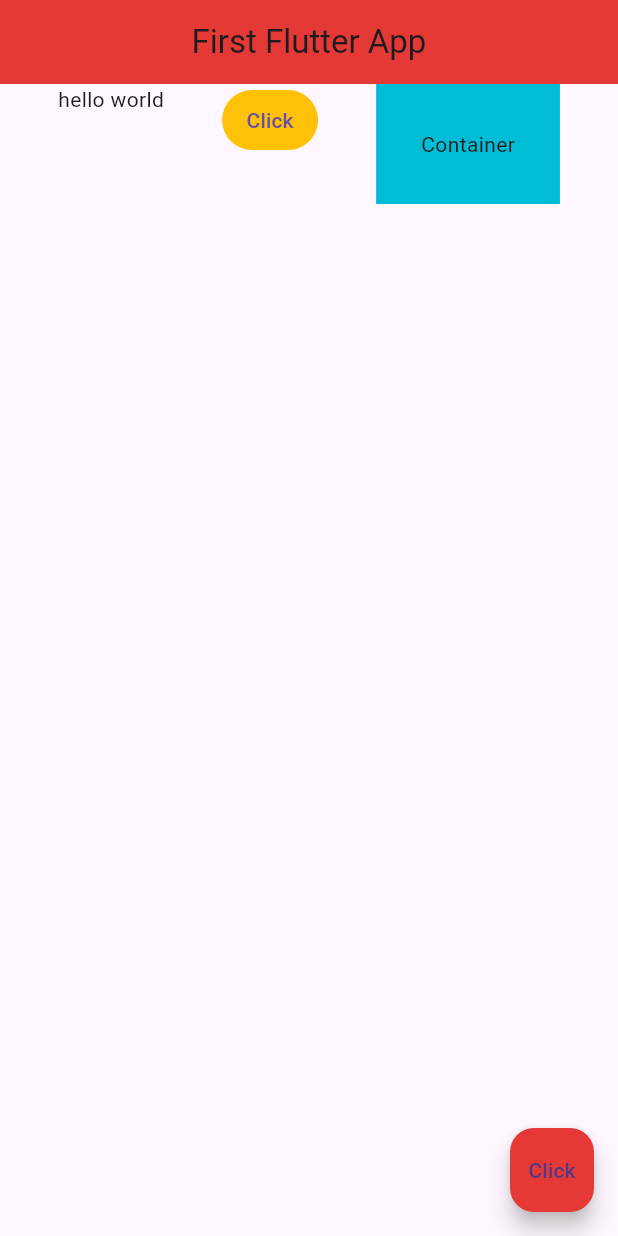
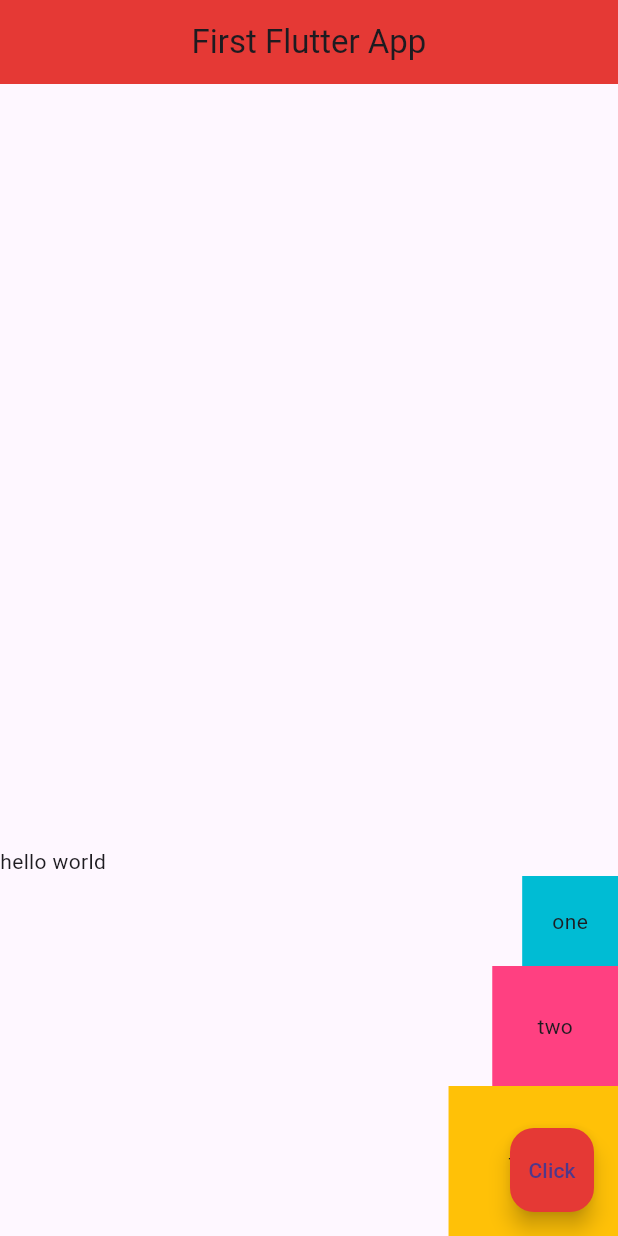
Before and after one commit to OwenLin-lwc/first_flutter_app, a Flutter app: the screen it shows after launch, on a phone screen of 412 x 824 dp. Run offline on Flutter 3.47's test engine with Material 3 defaults, Android fonts, the phone set to English and light mode, and no system bars.

Commit message:
#12 - Columns

```diff
--- a/lib/main.dart
+++ b/lib/main.dart
@@ -15,20 +15,25 @@ class Home extends StatelessWidget {
         centerTitle: true,
         backgroundColor: Colors.red[600],
       ),
-      body: Row(
-        mainAxisAlignment: MainAxisAlignment.spaceEvenly,
-        crossAxisAlignment: CrossAxisAlignment.start,
+      body: Column(
+        mainAxisAlignment: MainAxisAlignment.end,
+        crossAxisAlignment: CrossAxisAlignment.end,
         children: <Widget>[
-          Text('hello world'),
-          TextButton(
-            onPressed: () {},
-            style: TextButton.styleFrom(backgroundColor: Colors.amber),
-            child: Text('Click'),
+          Row(children: <Widget>[Text('hello '), Text('world')]),
+          Container(
+            padding: EdgeInsets.all(20),
+            color: Colors.cyan,
+            child: Text('one'),
           ),
           Container(
-            color: Colors.cyan,
             padding: EdgeInsets.all(30),
-            child: Text('Container'),
+            color: Colors.pinkAccent,
+            child: Text('two'),
+          ),
+          Container(
+            padding: EdgeInsets.all(40),
+            color: Colors.amber,
+            child: Text('three'),
           ),
         ],
       ),
```
